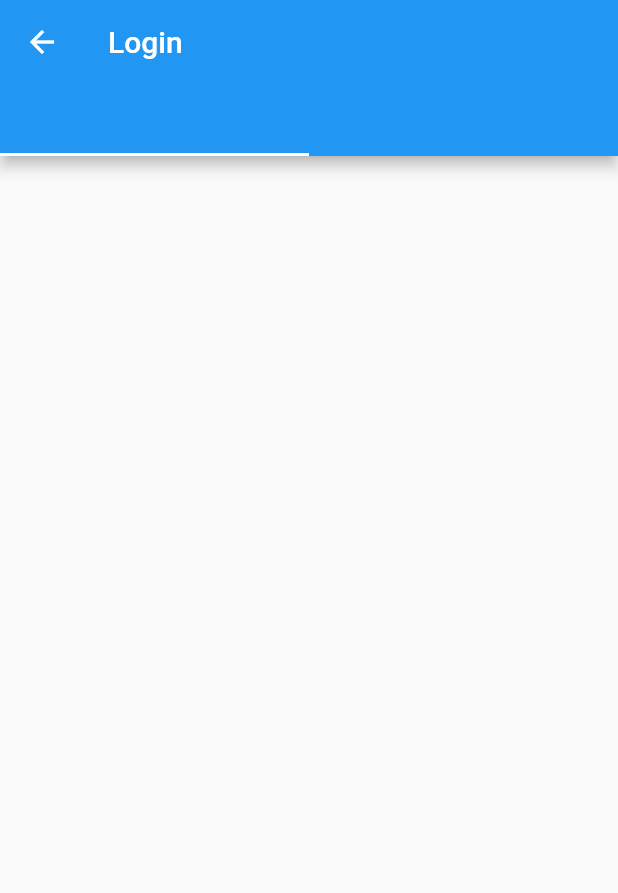
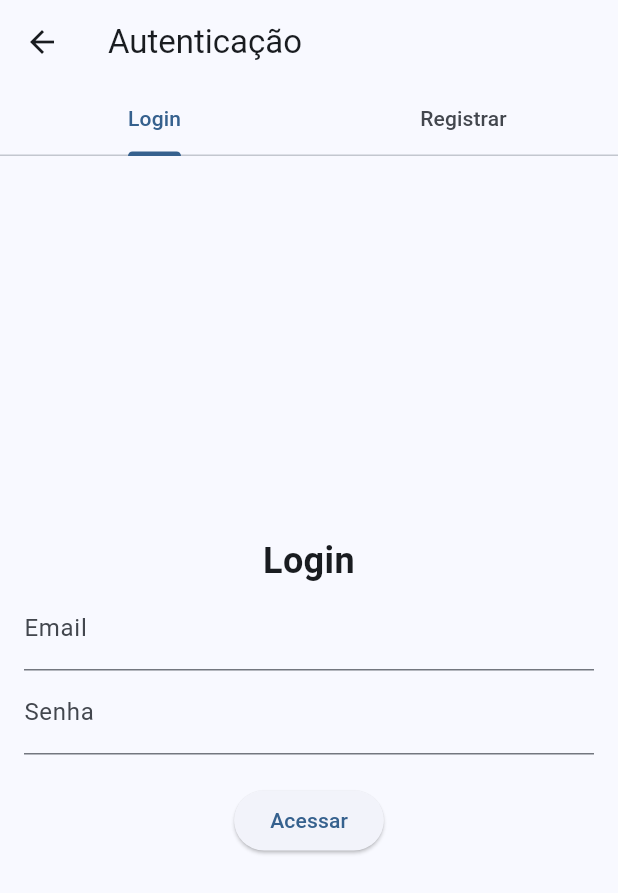
Before and after one commit to Klevilela/quanto_custa_the, a Flutter app: the LoginPage screen opened directly, on a phone screen of 412 x 824 dp. Shown: the top 893 px of the screen. Run offline on Flutter 3.47's test engine with Material 2 defaults, Android fonts, the phone set to English and light mode, and no system bars; our stand-ins replace firebase_auth, firebase_core; accounts and stored records are empty.

Commit message:
criado a tela de login

```diff
--- a/lib/main.dart
+++ b/lib/main.dart
@@ -1,5 +1,7 @@
 import 'package:firebase_auth/firebase_auth.dart';
 import 'package:firebase_core/firebase_core.dart';
+import 'package:projeto_quanto_custa_the/view/login/pagina_login.dart';
+import 'view/homepage/homepage.dart';
 import 'package:flutter/material.dart';
 import 'firebase_options.dart';
 
@@ -15,6 +17,11 @@ class MyApp extends StatelessWidget {
   @override
   Widget build(BuildContext context) {
     return MaterialApp(
+      title: 'Quanto Custa THE',
+      theme: ThemeData(
+        useMaterial3: true, // Ativa o Material 3
+        colorScheme: ColorScheme.fromSeed(seedColor: Colors.blue), // Define a cor base como azul
+      ),
       debugShowCheckedModeBanner: false,
       home: AuthPage(),
     );
--- a/lib/view/login/pagina_login.dart
+++ b/lib/view/login/pagina_login.dart
@@ -1,6 +1,7 @@
+import 'package:flutter/material.dart';
 import 'package:firebase_auth/firebase_auth.dart';
-import 'package:flutter/material.dart';
-//importar o arquivo pagina_cadastro_login.dart ou chamar pela rota(configurada em my_app.dart('/cadastro_login'))
+import 'package:projeto_quanto_custa_the/view/homepage/homepage.dart';
+import 'package:projeto_quanto_custa_the/view/login/pagina_cadastro_login.dart';
 
 class LoginPage extends StatefulWidget {
   const LoginPage({super.key});
@@ -9,36 +10,43 @@ class LoginPage extends StatefulWidget {
   LoginPageState createState() => LoginPageState();
 }
 
-
-//classe já no formato tabBarViewer(de um lado a tela de login e do outro a tela de cadastro de login)
-class LoginPageState extends State<LoginPage>  with TickerProviderStateMixin{
-
-  //variável pra fazer o controle do tabBar
+class LoginPageState extends State<LoginPage> with TickerProviderStateMixin {
   late TabController _tabController;
+  final TextEditingController _emailController = TextEditingController();
+  final TextEditingController _senhaController = TextEditingController();
+  bool _isLoading = false;
 
   @override
   void initState() {
     super.initState();
-    _tabController = TabController(length: 3, vsync: this);
+    _tabController = TabController(length: 2, vsync: this);
   }
-
 
   final FirebaseAuth _auth = FirebaseAuth.instance;
 
   // Função para login com email e senha
   Future<void> _login() async {
+    setState(() {
+      _isLoading = true;
+    });
     try {
-      // Realizando login com email e senha
       UserCredential userCredential = await _auth.signInWithEmailAndPassword(
-        email: 'email@example.com',  // Exemplo de email
-        password: 'senha123',        // Exemplo de senha
+        email: _emailController.text,
+        password: _senhaController.text,
       );
-      print("Login bem-sucedido: ${userCredential.user?.email}");
+      // ignore: use_build_context_synchronously
+      Navigator.pushReplacement(context, MaterialPageRoute(builder: (context) => HomePage()));
     } catch (e) {
+      // ignore: avoid_print
       print("Erro ao fazer login: $e");
+      // ignore: use_build_context_synchronously
       ScaffoldMessenger.of(context).showSnackBar(
         SnackBar(content: Text('Falha no login: $e')),
       );
+    } finally {
+      setState(() {
+        _isLoading = false;
+      });
     }
   }
 
@@ -46,22 +54,52 @@ class LoginPageState extends State<LoginPage>  with TickerProviderStateMixin{
   Widget build(BuildContext context) {
     return Scaffold(
       appBar: AppBar(
-        title: Text("Login"),
+        title: Text("Autenticação"),
         bottom: TabBar(
-            controller: _tabController,
-            tabs: const <Widget>[
-              Text(''), //colocar login
-              Text(''), //colocar registrar login(ou como preferir)
-
-            ],
-          )
+          controller: _tabController,
+          tabs: const <Widget>[
+            Tab(text: 'Login'),
+            Tab(text: 'Registrar'),
+          ],
+        ),
       ),
-
       body: TabBarView(
         controller: _tabController,
-        /*construir dentro do children página de login(textfield pra email, senha e o botão de login e o titulo.
-        E chamar a classe RegisterLoginPage() */
-        children: []
+        children: [
+          // Tela de Login
+          Padding(
+            padding: const EdgeInsets.all(16.0),
+            child: Column(
+              mainAxisAlignment: MainAxisAlignment.center,
+              children: [
+                const Text(
+                  'Login',
+                  style: TextStyle(fontSize: 24, fontWeight: FontWeight.bold),
+                  textAlign: TextAlign.center,
+                ),
+                TextField(
+                  controller: _emailController,
+                  decoration: InputDecoration(labelText: 'Email'),
+                  keyboardType: TextInputType.emailAddress,
+                ),
+                TextField(
+                  controller: _senhaController,
+                  decoration: InputDecoration(labelText: 'Senha'),
+                  obscureText: true,
+                ),
+                SizedBox(height: 20),
+                _isLoading
+                    ? const Center(child: CircularProgressIndicator())
+                    : ElevatedButton(
+                        onPressed: _login,
+                        child: Text('Acessar'),
+                      ),
+              ],
+            ),
+          ),
+          // Tela de Registro
+          RegisterLoginPage(), // Certifique-se de que esta classe esteja importada ou configurada corretamente
+        ],
       ),
     );
   }
```
